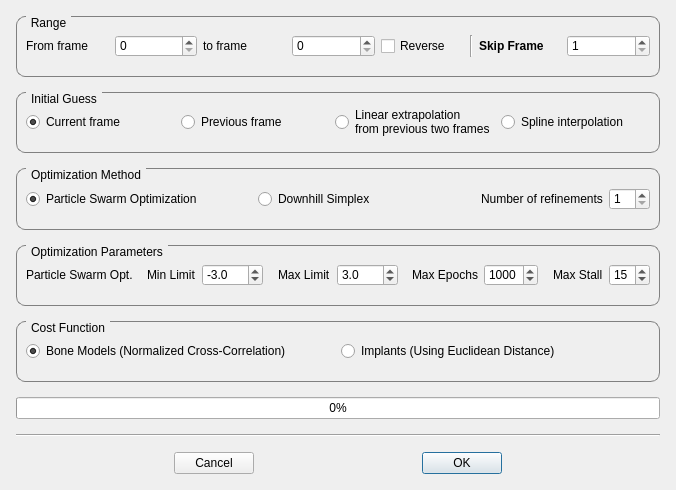
This is autoscoper/src/ui/ui-files/TrackingOptionsDialog.ui in BrownBiomechanics/Autoscoper as Qt 5 draws it before an edit. The edited form follows.
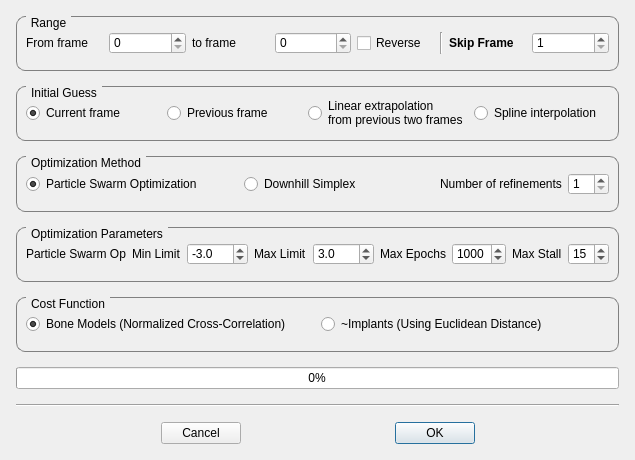
This is the edited form.

Patch:
```diff
--- a/autoscoper/src/ui/ui-files/TrackingOptionsDialog.ui
+++ b/autoscoper/src/ui/ui-files/TrackingOptionsDialog.ui
@@ -6,8 +6,8 @@
    <rect>
     <x>0</x>
     <y>0</y>
-    <width>676</width>
-    <height>490</height>
+    <width>635</width>
+    <height>460</height>
    </rect>
   </property>
   <property name="minimumSize">
@@ -591,7 +591,7 @@
         <item row="0" column="1">
          <widget class="QRadioButton" name="radioButton_implant_ncc_cf">
           <property name="text">
-           <string>Implants (Using Euclidean Distance)</string>
+           <string>~Implants (Using Euclidean Distance)</string>
           </property>
          </widget>
         </item>
```
